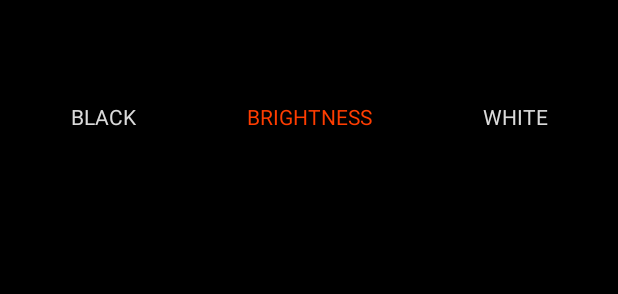
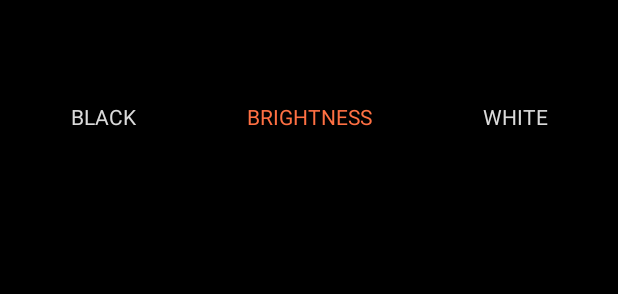
Before and after one commit to vshkl/PXLSRT, an Android app: the layout activity_preview.xml on its own in the app's theme, with its tools: preview values and no code run, on a phone screen of 412 x 824 dp. Shown: the part 549-843 px from the top of the screen. Run offline under Robolectric (Android 15) with nearby library versions, the phone set to English and light mode, and no system bars.

Commit message:
Change active button color

```diff
--- a/app/src/main/java/by/vshkl/pxlsrt/mvp/presenter/ResultPresenter.java
+++ b/app/src/main/java/by/vshkl/pxlsrt/mvp/presenter/ResultPresenter.java
@@ -48,7 +48,6 @@ public class ResultPresenter extends MvpPresenter<ResultView> {
                         getViewState().setResultPicture(bitmap);
                     }
                 });
-
     }
 
     public void retakePicture() {
--- a/app/src/main/res/drawable/color_radio_button.xml
+++ b/app/src/main/res/drawable/color_radio_button.xml
@@ -1,5 +1,5 @@
 <?xml version="1.0" encoding="utf-8"?>
 <selector xmlns:android="http://schemas.android.com/apk/res/android">
-    <item android:color="@color/colorAccent" android:state_checked="true"/>
+    <item android:color="@color/colorActivated" android:state_checked="true"/>
     <item android:color="@color/colorIcons"/>
 </selector>
--- a/app/src/main/res/values/colors.xml
+++ b/app/src/main/res/values/colors.xml
@@ -3,6 +3,6 @@
     <color name="colorPrimary">#000000</color>
     <color name="colorPrimaryDark">#000000</color>
     <color name="colorAccent">#FF3D00</color>
-
+    <color name="colorActivated">#FF7043</color>
     <color name="colorIcons">#DBDBDB</color>
 </resources>
```
